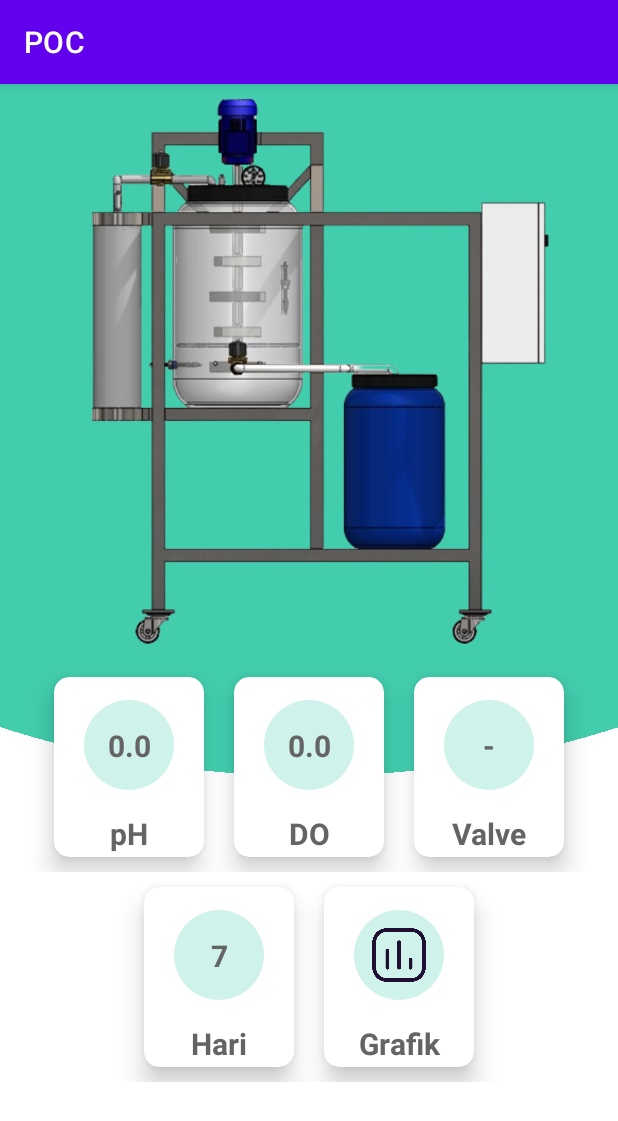
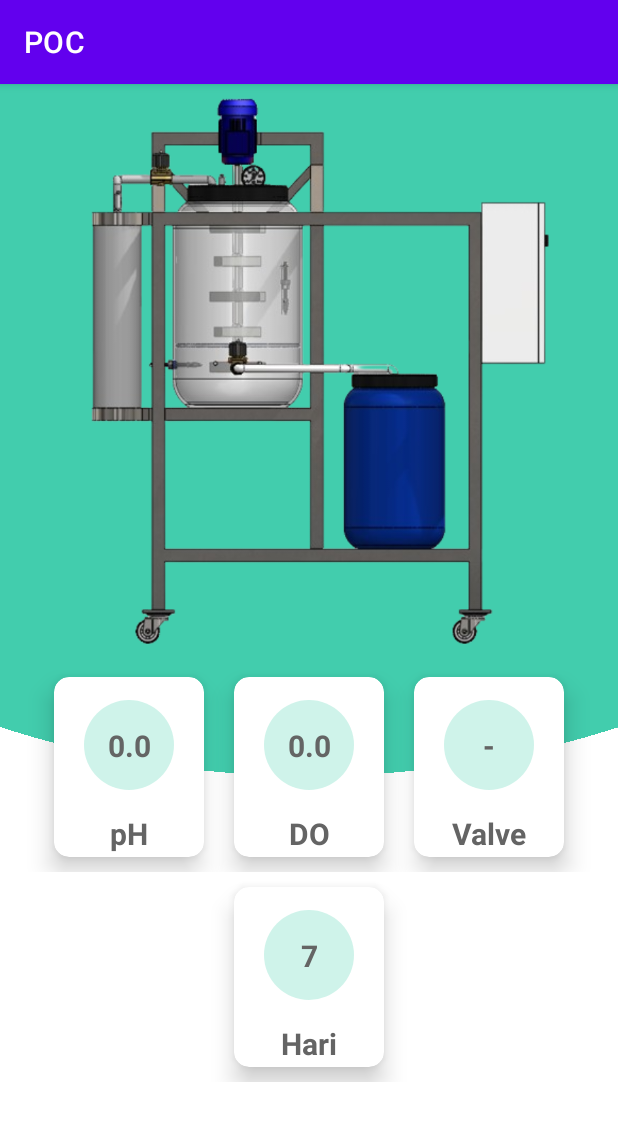
Before and after one commit to herdikamy/MyLOFF, an Android app: the fragment HomeFragment shown on its own in the app's theme, on a phone screen of 412 x 824 dp. Shown: the top 1121 px of the screen. Run offline under Robolectric (Android 15) with nearby library versions, the light colour scheme and no system bars; our stand-ins replace Firebase (no records; nobody signed in at launch, a user with empty details on screens opened directly).

Commit message:
update fragment home

```diff
--- a/app/src/main/res/layout/fragment_home.xml
+++ b/app/src/main/res/layout/fragment_home.xml
@@ -269,49 +269,49 @@
                                                 </LinearLayout>
                                         </androidx.cardview.widget.CardView>
 
-                                        <androidx.cardview.widget.CardView
-                                            android:id="@+id/cardChart"
-                                            android:layout_width="100dp"
-                                            android:layout_height="120dp"
-                                            android:layout_margin="10dp"
-                                            app:cardCornerRadius="10dp"
-                                            app:cardElevation="10dp"
-                                            app:cardBackgroundColor="@color/white">
+<!--                                        <androidx.cardview.widget.CardView-->
+<!--                                            android:id="@+id/cardChart"-->
+<!--                                            android:layout_width="100dp"-->
+<!--                                            android:layout_height="120dp"-->
+<!--                                            android:layout_margin="10dp"-->
+<!--                                            app:cardCornerRadius="10dp"-->
+<!--                                            app:cardElevation="10dp"-->
+<!--                                            app:cardBackgroundColor="@color/white">-->
 
-                                                <LinearLayout
-                                                    android:layout_width="match_parent"
-                                                    android:layout_height="match_parent"
-                                                    android:orientation="vertical">
+<!--                                                <LinearLayout-->
+<!--                                                    android:layout_width="match_parent"-->
+<!--                                                    android:layout_height="match_parent"-->
+<!--                                                    android:orientation="vertical">-->
 
-                                                        <androidx.constraintlayout.widget.ConstraintLayout
-                                                            android:layout_width="60dp"
-                                                            android:layout_height="60dp"
-                                                            android:layout_gravity="center"
-                                                            android:layout_margin="15dp"
-                                                            android:background="@drawable/background_oval">
+<!--                                                        <androidx.constraintlayout.widget.ConstraintLayout-->
+<!--                                                            android:layout_width="60dp"-->
+<!--                                                            android:layout_height="60dp"-->
+<!--                                                            android:layout_gravity="center"-->
+<!--                                                            android:layout_margin="15dp"-->
+<!--                                                            android:background="@drawable/background_oval">-->
 
-                                                                <ImageView
-                                                                    android:id="@+id/imageView8"
-                                                                    android:layout_width="40dp"
-                                                                    android:layout_height="40dp"
-                                                                    app:layout_constraintBottom_toBottomOf="parent"
-                                                                    app:layout_constraintEnd_toEndOf="parent"
-                                                                    app:layout_constraintStart_toStartOf="parent"
-                                                                    app:layout_constraintTop_toTopOf="parent"
-                                                                    app:srcCompat="@drawable/chart" />
-                                                        </androidx.constraintlayout.widget.ConstraintLayout>
+<!--                                                                <ImageView-->
+<!--                                                                    android:id="@+id/imageView8"-->
+<!--                                                                    android:layout_width="40dp"-->
+<!--                                                                    android:layout_height="40dp"-->
+<!--                                                                    app:layout_constraintBottom_toBottomOf="parent"-->
+<!--                                                                    app:layout_constraintEnd_toEndOf="parent"-->
+<!--                                                                    app:layout_constraintStart_toStartOf="parent"-->
+<!--                                                                    app:layout_constraintTop_toTopOf="parent"-->
+<!--                                                                    app:srcCompat="@drawable/chart" />-->
+<!--                                                        </androidx.constraintlayout.widget.ConstraintLayout>-->
 
-                                                        <TextView
-                                                            android:id="@+id/textchart"
-                                                            android:layout_width="match_parent"
-                                                            android:layout_height="wrap_content"
-                                                            android:text="Grafik"
-                                                            android:textAlignment="center"
-                                                            android:textStyle="bold"
-                                                            android:textSize="20sp"
-                                                            android:textColor="@color/grey"/>
-                                                </LinearLayout>
-                                        </androidx.cardview.widget.CardView>
+<!--                                                        <TextView-->
+<!--                                                            android:id="@+id/textchart"-->
+<!--                                                            android:layout_width="match_parent"-->
+<!--                                                            android:layout_height="wrap_content"-->
+<!--                                                            android:text="Grafik"-->
+<!--                                                            android:textAlignment="center"-->
+<!--                                                            android:textStyle="bold"-->
+<!--                                                            android:textSize="20sp"-->
+<!--                                                            android:textColor="@color/grey"/>-->
+<!--                                                </LinearLayout>-->
+<!--                                        </androidx.cardview.widget.CardView>-->
 
                                 </LinearLayout>
                         </androidx.constraintlayout.widget.ConstraintLayout>
```
